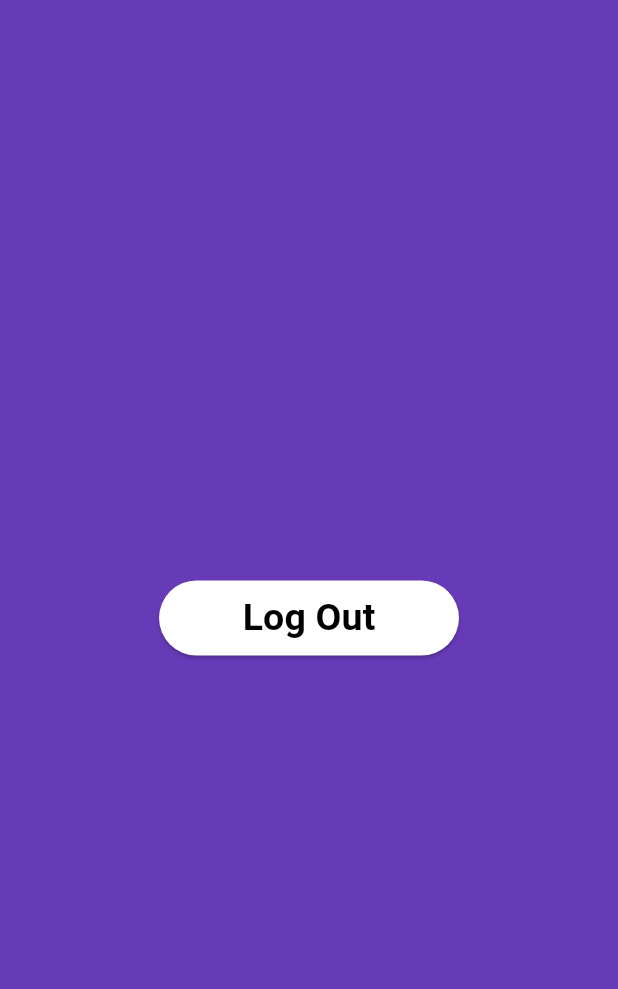
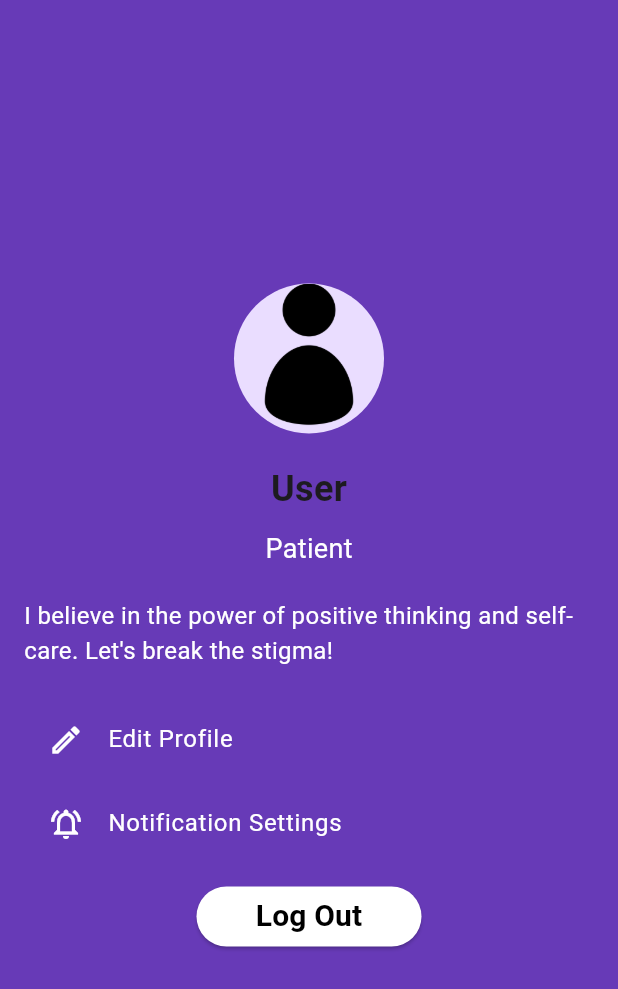
Before and after one commit to marziamerin/WellBeing-App, a Flutter app: the ProfilePage screen opened directly, on a phone screen of 412 x 824 dp. Shown: the top 989 px of the screen. Run offline on Flutter 3.47's test engine with Material 3 defaults, Android fonts, the light colour scheme and no system bars; our stand-ins replace curved_navigation_bar, firebase_auth, firebase_core, firebase_database, fl_chart, scroll_snap_list and 1 more; missing offline and left inert: gradients; accounts and stored records are empty.

Commit message:
I'm back and edited the profile part .

```diff
--- a/lib/home/profile.dart
+++ b/lib/home/profile.dart
@@ -16,11 +16,69 @@ class ProfilePage extends StatelessWidget {
   Widget build(BuildContext context) {
     return Scaffold(
       backgroundColor: Colors.deepPurple,
-      body: Container(
+      body: Padding(
+        padding: const EdgeInsets.all(16.0),
+        child: Container(
           alignment: Alignment.center,
           child: Column(
             mainAxisAlignment: MainAxisAlignment.center,
             children: [
+              CircleAvatar(
+                radius: 50,
+                backgroundImage: AssetImage('assets/profile.png'),// Add your image asset path
+              ),
+              SizedBox(height: 20),
+              Text(
+                'User',
+                style: TextStyle(
+                  fontSize: 24,
+                  fontWeight: FontWeight.bold,
+                ),
+              ),
+              SizedBox(height: 10),
+              Text(
+                'Patient',
+                style: TextStyle(
+                  fontSize: 18,
+                  color: Colors.white,
+                ),
+              ),
+              SizedBox(height: 20),
+              Text(
+                'I believe in the power of positive thinking and self-care. Let\'s break the stigma!',
+                textAlign: TextAlign.start,
+                style: TextStyle(
+                fontSize: 16,
+                color: Colors.white,
+              ),
+              ),
+              SizedBox(height: 20),
+              ListTile(
+                title: Text('Edit Profile',
+                  style: TextStyle(
+                    fontSize: 16,
+                    color: Colors.white,
+                  ),),
+                leading: Icon(Icons.edit_outlined ,
+                color: Colors.white),
+                onTap: () {
+                  // Navigate to the edit profile page
+                  // You can use Navigator.push for navigation
+                },
+              ),
+              ListTile(
+                title: Text('Notification Settings',
+                  style: TextStyle(
+                    fontSize: 16,
+                    color: Colors.white,
+                  ),),
+                leading: Icon(Icons.notifications_on_outlined ,
+                  color: Colors.white ,),
+                onTap: () {
+                  // Navigate to the notification settings page
+                },
+              ),
+              SizedBox( height: 10),
               Container(
                 child: ElevatedButton(
                   onPressed: _signOut,
@@ -28,13 +86,13 @@ class ProfilePage extends StatelessWidget {
                     'Log Out',
                     style: TextStyle(
                       color: Colors.black,
-                    fontSize: 25,
+                      fontSize: 20,
                       fontWeight: FontWeight.bold,
                     ),
                   ),
                   style: ElevatedButton.styleFrom(
                     backgroundColor: Colors.white,
-                  fixedSize: const Size(200, 50),
+                    fixedSize: const Size(150, 40),
                     animationDuration: const Duration(milliseconds: 1),
                     shape: RoundedRectangleBorder(
                       borderRadius: BorderRadius.circular(30),
@@ -45,6 +103,7 @@ class ProfilePage extends StatelessWidget {
             ],
           ),
         ),
+      ),
     );
   }
 }
```
Also changed, not shown: Screenshot_20231216_162639.png (deleted), Screenshot_20231216_231307.png (deleted), Screenshot_20231217_020005.png (deleted), Screenshot_20231217_025420.png (deleted), Screenshot_20231217_035903.png (deleted), assets/profile.png (added). Lines whose indentation alone changed are shown as unchanged.
